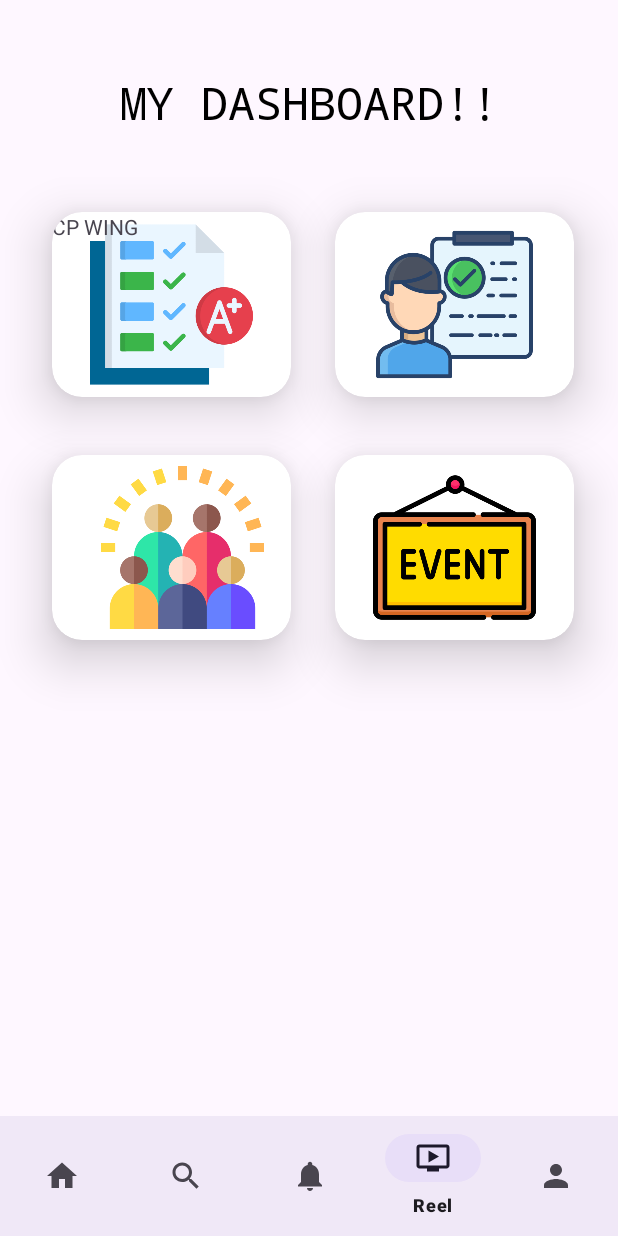
After one commit to devansh-dek/Unify, an Android app: the ClubFragment screen opened through its navigation route, on a phone screen of 412 x 824 dp. The commit adds this screen. Run offline under Robolectric (Android 15) with nearby library versions, the light colour scheme and no system bars; our stand-ins replace Firebase (no records; nobody signed in at launch, a user with empty details on screens opened directly), Picasso, navigation-ui; Roboto replaces fonts that are not available here.

Commit message:
Chat fixed

```diff
--- /dev/null
+++ b/app/src/main/java/com/example/unify/Presentations/StudentsDashBoard/Features/ClubChat/ClubFragment.kt
@@ -0,0 +1,46 @@
+package com.example.unify.Presentations.StudentsDashBoard.Features.ClubChat
+
+import android.content.Intent
+import android.os.Bundle
+import androidx.fragment.app.Fragment
+import android.view.LayoutInflater
+import android.view.View
+import android.view.ViewGroup
+import android.widget.Toast
+import com.example.unify.R
+import com.example.unify.databinding.FragmentClubBinding
+
+
+class ClubFragment : Fragment() {
+    val binding by lazy{
+        FragmentClubBinding.inflate(layoutInflater)
+    }
+    override fun onCreate(savedInstanceState: Bundle?) {
+        super.onCreate(savedInstanceState)
+
+    }
+
+    override fun onCreateView(
+        inflater: LayoutInflater, container: ViewGroup?,
+        savedInstanceState: Bundle?
+    ): View? {
+
+        val intent = Intent(context, PersonalClubChat::class.java)
+
+        binding.cpwing.setOnClickListener {
+            Toast.makeText(context,"Clicked CP WING", Toast.LENGTH_SHORT).show()
+            intent.putExtra("name","CPWING")
+            intent.addFlags(Intent.FLAG_ACTIVITY_NEW_TASK)
+
+            context?.startActivity(intent)
+        }
+
+
+
+        return binding.root
+    }
+
+    companion object {
+
+    }
+}
--- /dev/null
+++ b/app/src/main/res/layout/fragment_club.xml
@@ -0,0 +1,116 @@
+<?xml version="1.0" encoding="utf-8"?>
+<androidx.constraintlayout.widget.ConstraintLayout xmlns:android="http://schemas.android.com/apk/res/android"
+    xmlns:tools="http://schemas.android.com/tools"
+    android:layout_width="match_parent"
+    android:layout_height="match_parent"
+    xmlns:app="http://schemas.android.com/apk/res-auto"
+    tools:context=".Presentations.StudentsDashBoard.Features.ClubChat.ClubFragment">
+
+    <TextView
+        android:layout_width="match_parent"
+        android:layout_height="wrap_content"
+        android:layout_marginTop="48dp"
+        android:fontFamily="monospace"
+        android:text="MY DASHBOARD!!"
+
+
+        android:textAlignment="center"
+        android:textColor="@color/black"
+        android:textSize="30dp"
+        app:layout_constraintEnd_toEndOf="parent"
+        app:layout_constraintHorizontal_bias="0.0"
+        app:layout_constraintStart_toStartOf="parent"
+        app:layout_constraintTop_toTopOf="parent" />
+
+    <androidx.cardview.widget.CardView
+        android:id="@+id/cpwing"
+        android:layout_width="159dp"
+        app:cardCornerRadius="20dp"
+        app:cardElevation="20dp"
+        app:cardBackgroundColor="@color/white"
+        android:layout_height="123dp"
+        app:layout_constraintBottom_toBottomOf="parent"
+        app:layout_constraintEnd_toEndOf="parent"
+        app:layout_constraintHorizontal_bias="0.138"
+        app:layout_constraintStart_toStartOf="parent"
+        app:layout_constraintTop_toTopOf="parent"
+        app:layout_constraintVertical_bias="0.202">
+
+        <ImageView
+            android:layout_width="match_parent"
+            android:layout_height="wrap_content"
+            android:layout_margin="7dp"
+
+            android:src="@drawable/score"
+            />
+        <TextView
+            android:layout_width="match_parent"
+            android:text="CP WING"
+            android:layout_height="wrap_content"/>
+    </androidx.cardview.widget.CardView>
+
+    <androidx.cardview.widget.CardView
+        android:id="@+id/hostelLeaving"
+        android:layout_width="159dp"
+        app:cardCornerRadius="20dp"
+        app:cardElevation="20dp"
+        android:layout_height="123dp"
+        app:cardBackgroundColor="@color/white"
+
+        app:layout_constraintBottom_toBottomOf="@+id/cpwing"
+        app:layout_constraintEnd_toEndOf="parent"
+        app:layout_constraintStart_toEndOf="@+id/cpwing"
+        app:layout_constraintTop_toTopOf="@+id/cpwing">
+
+        <ImageView
+            android:layout_width="match_parent"
+            android:layout_height="match_parent"
+            android:layout_margin="7dp"
+            android:src="@drawable/immigration"
+            />
+    </androidx.cardview.widget.CardView>
+
+    <androidx.cardview.widget.CardView
+        android:id="@+id/Communities"
+        android:layout_width="159dp"
+        app:cardCornerRadius="20dp"
+        app:cardElevation="20dp"
+        android:layout_height="123dp"
+        app:cardBackgroundColor="@color/white"
+        app:layout_constraintBottom_toBottomOf="parent"
+        app:layout_constraintEnd_toEndOf="parent"
+        app:layout_constraintHorizontal_bias="0.138"
+        app:layout_constraintStart_toStartOf="parent"
+        app:layout_constraintTop_toBottomOf="@+id/cpwing"
+        app:layout_constraintVertical_bias="0.088">
+
+        <ImageView
+            android:layout_width="159dp"
+            android:layout_height="match_parent"
+            android:layout_margin="7dp"
+            android:src="@drawable/diversity" />
+    </androidx.cardview.widget.CardView>
+
+    <androidx.cardview.widget.CardView
+        android:id="@+id/event"
+        android:layout_width="159dp"
+        android:layout_height="123dp"
+        app:cardCornerRadius="20dp"
+        app:cardElevation="20dp"
+        app:cardBackgroundColor="@color/white"
+
+        app:layout_constraintBottom_toBottomOf="@+id/Communities"
+        app:layout_constraintEnd_toEndOf="parent"
+        app:layout_constraintStart_toEndOf="@+id/Communities"
+        app:layout_constraintTop_toTopOf="@+id/Communities">
+
+        <ImageView
+            android:id="@+id/documents"
+            android:layout_width="match_parent"
+            android:layout_height="match_parent"
+            android:layout_margin="7dp"
+            android:src="@drawable/event" />
+    </androidx.cardview.widget.CardView>
+
+
+</androidx.constraintlayout.widget.ConstraintLayout>
--- a/app/src/main/res/navigation/mobile_navigation2.xml
+++ b/app/src/main/res/navigation/mobile_navigation2.xml
@@ -29,8 +29,8 @@
         tools:layout="@layout/fragment_profile" />
     <fragment
         android:id="@+id/navigation_reel"
-        android:name="com.example.unify.Presentations.StudentsDashBoard.MainDashBoardFragmentStudents"
-        android:label="fragment_reel"
-        tools:layout="@layout/fragment_main_dash_board_students" />
+        android:name="com.example.unify.Presentations.StudentsDashBoard.Features.ClubChat.ClubFragment"
+        android:label="fragment_club"
+        tools:layout="@layout/fragment_club" />
 
 </navigation>
```
